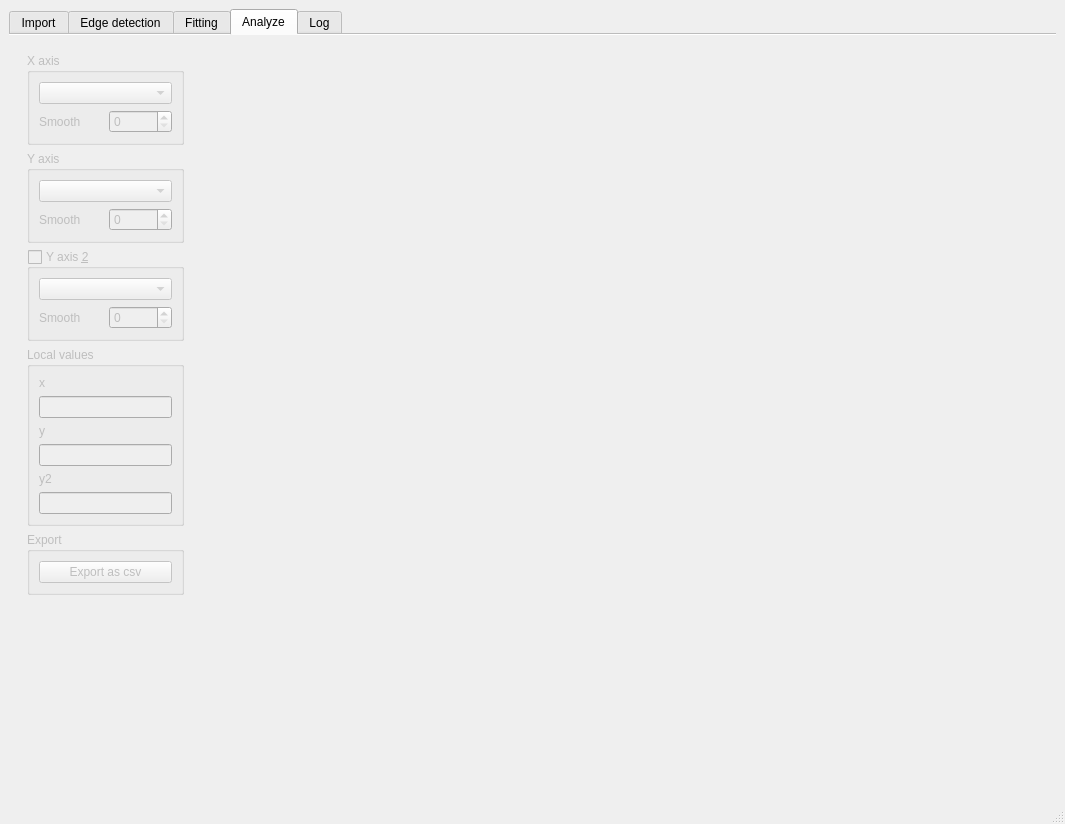
Before: the Qt Designer form pyDSAqt5/design.ui in galaunay/pyDSA_gui, drawn with Qt 5.
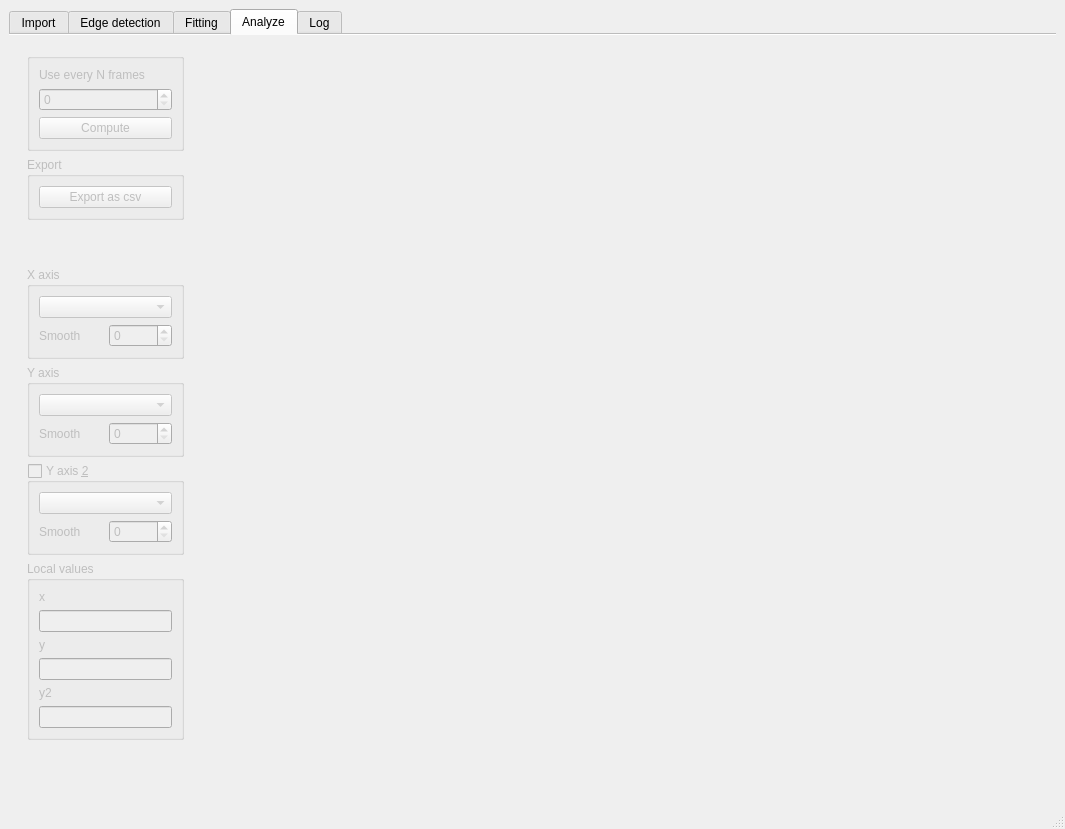
After: the same form once the commit is applied. The open tabs and pages were chosen to show the change. Custom widgets are drawn as their Qt base class.

Commit message: Put N options in the analyze tab

Patch:
```diff
--- a/pyDSAqt5/design.ui
+++ b/pyDSAqt5/design.ui
@@ -7,7 +7,7 @@
     <x>0</x>
     <y>0</y>
     <width>1065</width>
-    <height>824</height>
+    <height>829</height>
    </rect>
   </property>
   <property name="windowTitle">
@@ -223,25 +223,6 @@
              </layout>
             </widget>
            </item>
-           <item>
-            <widget class="QGroupBox" name="tab1_number_frame_box">
-             <property name="enabled">
-              <bool>false</bool>
-             </property>
-             <property name="title">
-              <string>Use every N frames</string>
-             </property>
-             <layout class="QVBoxLayout" name="verticalLayout_24">
-              <item>
-               <layout class="QHBoxLayout" name="horizontalLayout">
-                <item>
-                 <widget class="QSpinBox" name="tab1_set_N"/>
-                </item>
-               </layout>
-              </item>
-             </layout>
-            </widget>
-           </item>
            <item>
             <spacer name="verticalSpacer">
              <property name="orientation">
@@ -1239,6 +1220,73 @@
            <enum>QFrame::Raised</enum>
           </property>
           <layout class="QVBoxLayout" name="verticalLayout_11">
+           <item>
+            <widget class="QGroupBox" name="tab4_run_box">
+             <property name="enabled">
+              <bool>false</bool>
+             </property>
+             <layout class="QVBoxLayout" name="verticalLayout_24">
+              <item>
+               <widget class="QLabel" name="label">
+                <property name="text">
+                 <string>Use every N frames</string>
+                </property>
+               </widget>
+              </item>
+              <item>
+               <widget class="QSpinBox" name="tab4_set_N"/>
+              </item>
+              <item>
+               <widget class="QPushButton" name="tab4_run_button">
+                <property name="text">
+                 <string>Compute</string>
+                </property>
+               </widget>
+              </item>
+             </layout>
+            </widget>
+           </item>
+           <item>
+            <widget class="QGroupBox" name="tab4_export_box">
+             <property name="enabled">
+              <bool>false</bool>
+             </property>
+             <property name="title">
+              <string>Export</string>
+             </property>
+             <property name="flat">
+              <bool>false</bool>
+             </property>
+             <property name="checkable">
+              <bool>false</bool>
+             </property>
+             <property name="checked">
+              <bool>false</bool>
+             </property>
+             <layout class="QVBoxLayout" name="verticalLayout_27">
+              <item>
+               <widget class="QPushButton" name="tab4_export_csv_button">
+                <property name="text">
+                 <string>Export as csv</string>
+                </property>
+               </widget>
+              </item>
+             </layout>
+            </widget>
+           </item>
+           <item>
+            <spacer name="verticalSpacer_13">
+             <property name="orientation">
+              <enum>Qt::Vertical</enum>
+             </property>
+             <property name="sizeHint" stdset="0">
+              <size>
+               <width>20</width>
+               <height>40</height>
+              </size>
+             </property>
+            </spacer>
+           </item>
            <item>
             <widget class="QGroupBox" name="tab4_xaxis_box">
              <property name="enabled">
@@ -1398,15 +1446,6 @@
              <property name="title">
               <string>Local values</string>
              </property>
-             <property name="flat">
-              <bool>false</bool>
-             </property>
-             <property name="checkable">
-              <bool>false</bool>
-             </property>
-             <property name="checked">
-              <bool>false</bool>
-             </property>
              <layout class="QVBoxLayout" name="verticalLayout_22">
               <item>
                <widget class="QLabel" name="tab4_local_x_label">
@@ -1454,35 +1493,7 @@
             </widget>
            </item>
            <item>
-            <widget class="QGroupBox" name="tab4_export_box">
-             <property name="enabled">
-              <bool>false</bool>
-             </property>
-             <property name="title">
-              <string>Export</string>
-             </property>
-             <property name="flat">
-              <bool>false</bool>
-             </property>
-             <property name="checkable">
-              <bool>false</bool>
-             </property>
-             <property name="checked">
-              <bool>false</bool>
-             </property>
-             <layout class="QVBoxLayout" name="verticalLayout_27">
-              <item>
-               <widget class="QPushButton" name="tab4_export_csv_button">
-                <property name="text">
-                 <string>Export as csv</string>
-                </property>
-               </widget>
-              </item>
-             </layout>
-            </widget>
-           </item>
-           <item>
-            <spacer name="verticalSpacer_12">
+            <spacer name="verticalSpacer_14">
              <property name="orientation">
               <enum>Qt::Vertical</enum>
              </property>
@@ -1498,65 +1509,75 @@
          </widget>
         </item>
         <item>
-         <layout class="QGridLayout" name="gridLayout_4">
-          <item row="1" column="1">
-           <widget class="MplWidgetAnalyze" name="mplwidgetanalyze" native="true">
-            <property name="cursor">
-             <cursorShape>ArrowCursor</cursorShape>
-            </property>
-           </widget>
-          </item>
-          <item row="2" column="1">
-           <spacer name="verticalSpacer_10">
-            <property name="orientation">
-             <enum>Qt::Vertical</enum>
-            </property>
-            <property name="sizeHint" stdset="0">
-             <size>
-              <width>20</width>
-              <height>40</height>
-             </size>
-            </property>
-           </spacer>
-          </item>
-          <item row="1" column="2">
-           <spacer name="horizontalSpacer_7">
-            <property name="orientation">
-             <enum>Qt::Horizontal</enum>
-            </property>
-            <property name="sizeHint" stdset="0">
-             <size>
-              <width>40</width>
-              <height>20</height>
-             </size>
-            </property>
-           </spacer>
-          </item>
-          <item row="0" column="1">
-           <spacer name="verticalSpacer_11">
-            <property name="orientation">
-             <enum>Qt::Vertical</enum>
-            </property>
-            <property name="sizeHint" stdset="0">
-             <size>
-              <width>20</width>
-              <height>40</height>
-             </size>
-            </property>
-           </spacer>
-          </item>
-          <item row="1" column="0">
-           <spacer name="horizontalSpacer_8">
-            <property name="orientation">
-             <enum>Qt::Horizontal</enum>
-            </property>
-            <property name="sizeHint" stdset="0">
-             <size>
-              <width>40</width>
-              <height>20</height>
-             </size>
-            </property>
-           </spacer>
+         <layout class="QVBoxLayout" name="verticalLayout_25">
+          <property name="rightMargin">
+           <number>0</number>
+          </property>
+          <property name="bottomMargin">
+           <number>0</number>
+          </property>
+          <item>
+           <layout class="QGridLayout" name="gridLayout_4">
+            <item row="0" column="1">
+             <spacer name="verticalSpacer_11">
+              <property name="orientation">
+               <enum>Qt::Vertical</enum>
+              </property>
+              <property name="sizeHint" stdset="0">
+               <size>
+                <width>20</width>
+                <height>40</height>
+               </size>
+              </property>
+             </spacer>
+            </item>
+            <item row="1" column="0">
+             <spacer name="horizontalSpacer_8">
+              <property name="orientation">
+               <enum>Qt::Horizontal</enum>
+              </property>
+              <property name="sizeHint" stdset="0">
+               <size>
+                <width>40</width>
+                <height>20</height>
+               </size>
+              </property>
+             </spacer>
+            </item>
+            <item row="1" column="2">
+             <spacer name="horizontalSpacer_7">
+              <property name="orientation">
+               <enum>Qt::Horizontal</enum>
+              </property>
+              <property name="sizeHint" stdset="0">
+               <size>
+                <width>40</width>
+                <height>20</height>
+               </size>
+              </property>
+             </spacer>
+            </item>
+            <item row="2" column="1">
+             <spacer name="verticalSpacer_10">
+              <property name="orientation">
+               <enum>Qt::Vertical</enum>
+              </property>
+              <property name="sizeHint" stdset="0">
+               <size>
+                <width>20</width>
+                <height>40</height>
+               </size>
+              </property>
+             </spacer>
+            </item>
+            <item row="1" column="1">
+             <widget class="MplWidgetAnalyze" name="mplwidgetanalyze" native="true">
+              <property name="cursor">
+               <cursorShape>ArrowCursor</cursorShape>
+              </property>
+             </widget>
+            </item>
+           </layout>
           </item>
          </layout>
         </item>
```
Left out of the diff: 47 changed lines with no effect on the pictures. The commit also changes 5 other files.
